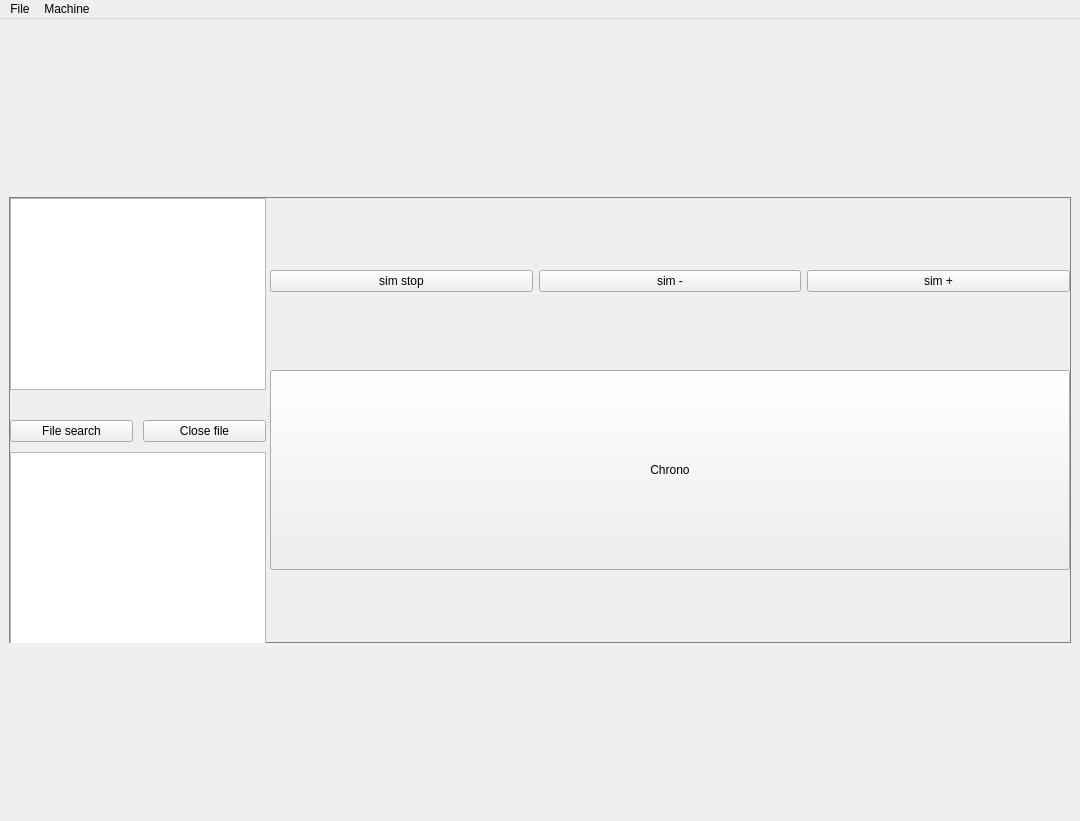
LirokWid/QT_VHDL_simulator, file code/ui_design/mainwindow.ui: the form before one commit.
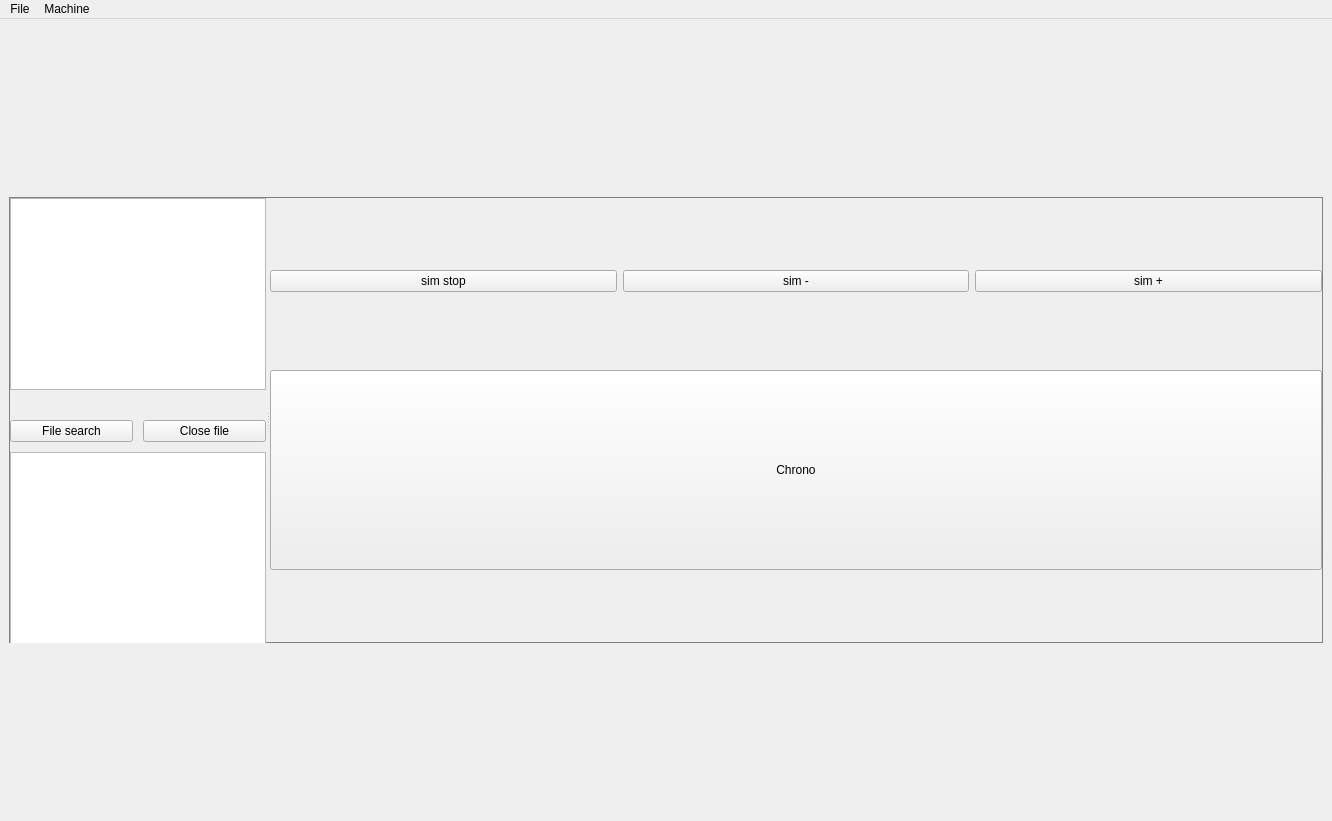
The form after the commit.

```diff
--- a/code/ui_design/mainwindow.ui
+++ b/code/ui_design/mainwindow.ui
@@ -6,7 +6,7 @@
    <rect>
     <x>0</x>
     <y>0</y>
-    <width>1080</width>
+    <width>1332</width>
     <height>821</height>
    </rect>
   </property>
@@ -188,7 +188,7 @@
     <rect>
      <x>0</x>
      <y>0</y>
-     <width>1080</width>
+     <width>1332</width>
      <height>21</height>
     </rect>
    </property>
```
